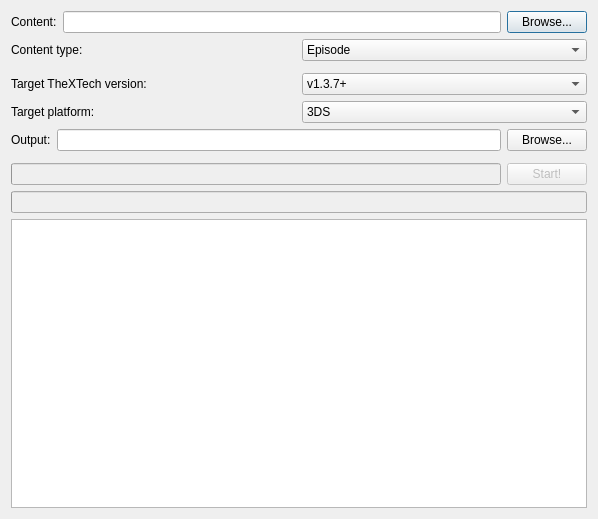
The window that Maintainer/XTConvert/xt_convert.ui (WohlSoft/Moondust-Project) describes before a commit, drawn with Qt 5.
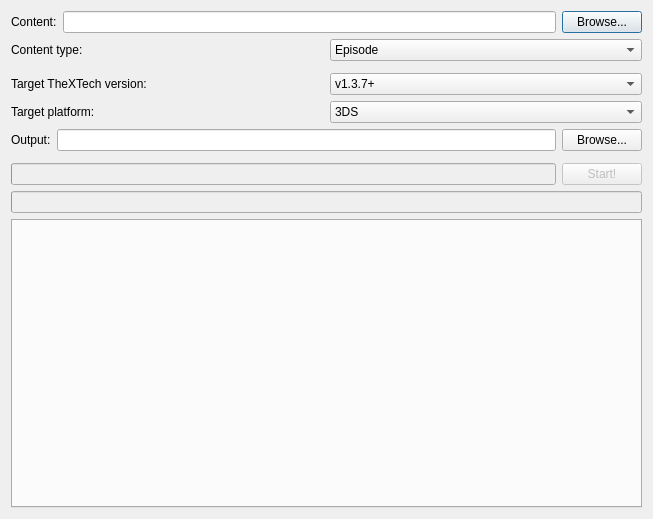
The same window after the commit. Icons and pictures are not drawn.

Commit message: XTConvert: use tab bar for logs

What changed in the file:
```diff
--- a/Maintainer/XTConvert/xt_convert.ui
+++ b/Maintainer/XTConvert/xt_convert.ui
@@ -6,7 +6,7 @@
    <rect>
     <x>0</x>
     <y>0</y>
-    <width>598</width>
+    <width>653</width>
     <height>519</height>
    </rect>
   </property>
@@ -235,8 +235,11 @@
       </widget>
      </item>
      <item>
-      <widget class="QTextEdit" name="textBrowser_3">
-       <property name="readOnly">
+      <widget class="QTabWidget" name="logs">
+       <property name="currentIndex">
+        <number>-1</number>
+       </property>
+       <property name="usesScrollButtons">
         <bool>true</bool>
        </property>
       </widget>
```
The commit also changes 4 other files.
